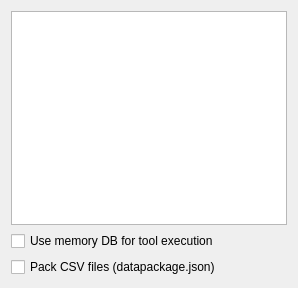
First picture: the form in spinetoolbox/ui/link_properties.ui, repository spine-tools/Spine-Toolbox, before the edit.
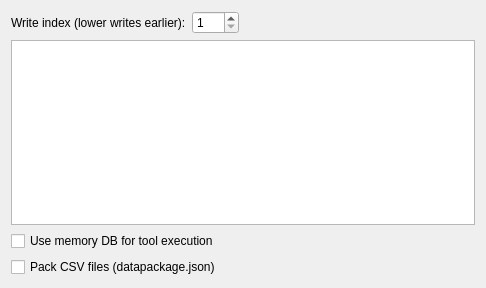
Second picture: the form after the edit. Custom widgets are drawn as their Qt base class.

Commit message:
Add spinbox to select the write index in links
Re Spine-project/Spine-Toolbox#1091

Patch:
```diff
--- a/spinetoolbox/ui/link_properties.ui
+++ b/spinetoolbox/ui/link_properties.ui
@@ -18,7 +18,7 @@
    <rect>
     <x>0</x>
     <y>0</y>
-    <width>298</width>
+    <width>486</width>
     <height>288</height>
    </rect>
   </property>
@@ -26,6 +26,40 @@
    <string>Form</string>
   </property>
   <layout class="QVBoxLayout" name="verticalLayout">
+   <item>
+    <layout class="QHBoxLayout" name="horizontalLayout">
+     <item>
+      <widget class="QLabel" name="label_write_index">
+       <property name="text">
+        <string>Write index (lower writes earlier):</string>
+       </property>
+      </widget>
+     </item>
+     <item>
+      <widget class="PropertyQSpinBox" name="spinBox_write_index">
+       <property name="minimum">
+        <number>1</number>
+       </property>
+       <property name="maximum">
+        <number>999</number>
+       </property>
+      </widget>
+     </item>
+     <item>
+      <spacer name="horizontalSpacer">
+       <property name="orientation">
+        <enum>Qt::Horizontal</enum>
+       </property>
+       <property name="sizeHint" stdset="0">
+        <size>
+         <width>40</width>
+         <height>20</height>
+        </size>
+       </property>
+      </spacer>
+     </item>
+    </layout>
+   </item>
    <item>
     <widget class="QTreeView" name="treeView_filters">
      <property name="acceptDrops">
@@ -55,6 +89,13 @@
    </item>
   </layout>
  </widget>
+ <customwidgets>
+  <customwidget>
+   <class>PropertyQSpinBox</class>
+   <extends>QSpinBox</extends>
+   <header>spinetoolbox/widgets/custom_qwidgets.h</header>
+  </customwidget>
+ </customwidgets>
  <resources>
   <include location="../../../items/spine_items/ui/resources/resources_icons.qrc"/>
  </resources>
```
The commit also changes 7 other files.
